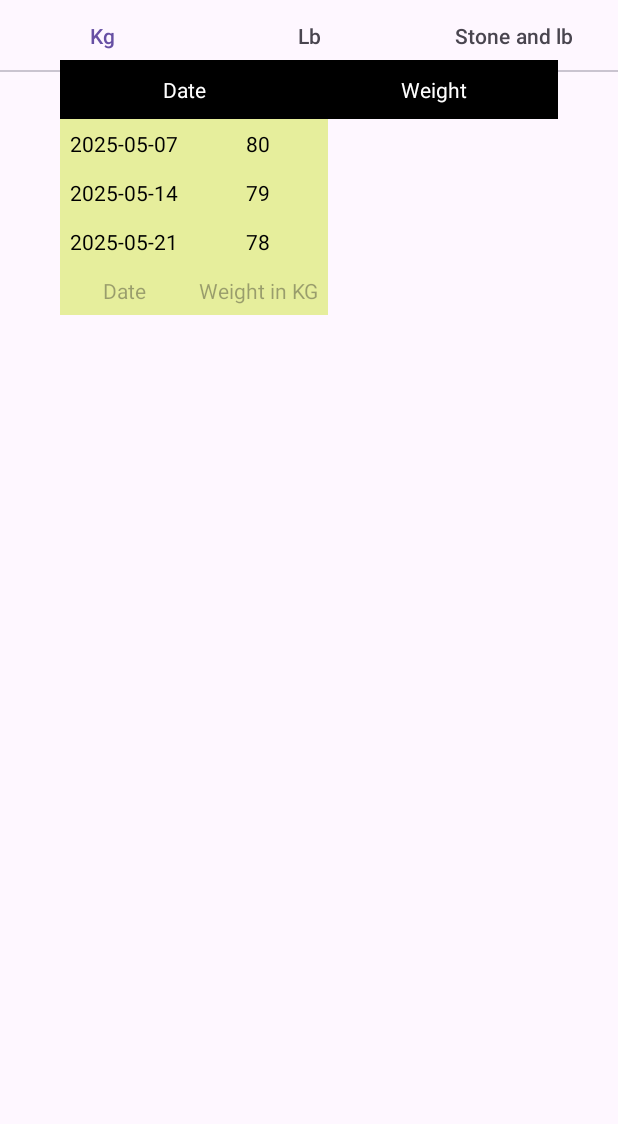
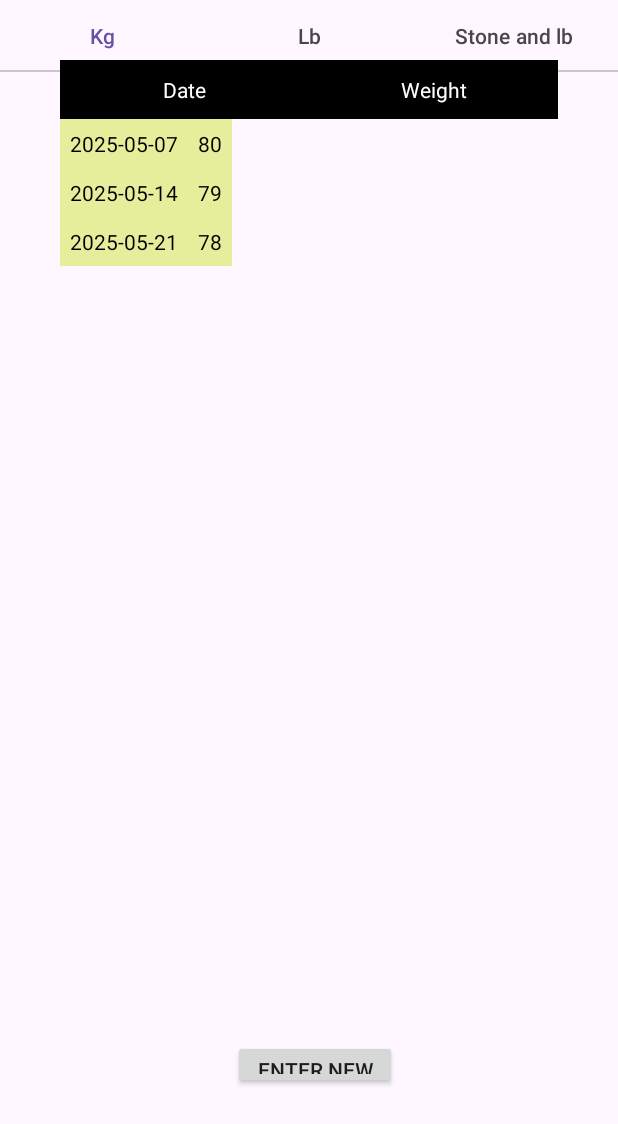
Before and after one commit to Sarah-L-Prentice/weight-loss-buddy, an Android app: the Tab1 screen opened directly, with no data from a screen before it, on a phone screen of 412 x 824 dp. Shown: the top 1124 px of the screen. Run offline under Robolectric (Android 15) with nearby library versions, the phone set to English and light mode, and no system bars.

Commit message:
Add in dialog. Database related classes

```diff
--- a/app/src/main/java/com/prenticeweb/weightlossbuddy/activity/Tab1.java
+++ b/app/src/main/java/com/prenticeweb/weightlossbuddy/activity/Tab1.java
@@ -1,75 +1,47 @@
 package com.prenticeweb.weightlossbuddy.activity;
 
+import android.app.Dialog;
 import android.content.Context;
 import android.graphics.Color;
 import android.os.Bundle;
-
-import androidx.annotation.NonNull;
-import androidx.annotation.Nullable;
-import androidx.fragment.app.Fragment;
-
-import android.text.InputType;
 import android.view.Gravity;
 import android.view.LayoutInflater;
 import android.view.View;
 import android.view.ViewGroup;
 import android.widget.Button;
-import android.widget.EditText;
 import android.widget.TableLayout;
 import android.widget.TableRow;
 import android.widget.TextView;
 
+import androidx.annotation.NonNull;
+import androidx.annotation.Nullable;
+import androidx.fragment.app.Fragment;
+import androidx.lifecycle.LiveData;
+
 import com.prenticeweb.weightlossbuddy.R;
+import com.prenticeweb.weightlossbuddy.room.entity.WeightMeasurement;
+import com.prenticeweb.weightlossbuddy.room.view.WeightViewModel;
+import com.prenticeweb.weightlossbuddy.unit.Unit;
+import com.prenticeweb.weightlossbuddy.unit.weight.Kilogram;
 
-/**
- * A simple {@link Fragment} subclass.
- * Use the {@link Tab1#newInstance} factory method to
- * create an instance of this fragment.
- */
+import java.util.List;
+import java.util.function.Function;
+
+
 public class Tab1 extends Fragment {
+    private Button newWeightBtn;
+    private static final String TAG = "Fragment1";
+//    private WeightViewModel viewModel;
+//    LiveData<List<WeightMeasurement>> weights;
 
-    // TODO: Rename parameter arguments, choose names that match
-    // the fragment initialization parameters, e.g. ARG_ITEM_NUMBER
-    private static final String ARG_PARAM1 = "param1";
-    private static final String ARG_PARAM2 = "param2";
+    private Function<WeightMeasurement, Unit> getUnit = (WeightMeasurement wm) -> new Kilogram(wm.getWeightKg());
 
-    // TODO: Rename and change types of parameters
-    private String mParam1;
-    private String mParam2;
-    private EditText enterDate;
-    private EditText enterWeight;
-    private Button saveButton;
-
-    public Tab1() {
-        // Required empty public constructor
-    }
-
-    /**
-     * Use this factory method to create a new instance of
-     * this fragment using the provided parameters.
-     *
-     * @param param1 Parameter 1.
-     * @param param2 Parameter 2.
-     * @return A new instance of fragment Tab.
-     */
-    // TODO: Rename and change types and number of parameters
-    public static Tab1 newInstance(String param1, String param2) {
-        Tab1 fragment = new Tab1();
-        Bundle args = new Bundle();
-        args.putString(ARG_PARAM1, param1);
-        args.putString(ARG_PARAM2, param2);
-        fragment.setArguments(args);
-        return fragment;
-    }
 
     @Override
     public void onCreate(Bundle savedInstanceState) {
         super.onCreate(savedInstanceState);
-        if (getArguments() != null) {
-            mParam1 = getArguments().getString(ARG_PARAM1);
-            mParam2 = getArguments().getString(ARG_PARAM2);
-        }
-
+//        WeightViewModel viewModel = new ViewModelProvider(this).get(WeightViewModel.class);
+//        this.viewModel = viewModel;
     }
 
     @Override
@@ -81,54 +53,66 @@ public class Tab1 extends Fragment {
 
     @Override
     public void onViewCreated(@NonNull View view, @Nullable Bundle savedInstanceState) {
+//        weights = viewModel.getReadAll();
+//        weights.observe(getViewLifecycleOwner(), new Observer<List<WeightMeasurement>>() {
+//            @Override
+//            public void onChanged(List<WeightMeasurement> weightMeasurements) {
+//                initTableView(view);
+//            }
+//        });
+        initTableView(view);
+        this.newWeightBtn = view.findViewById(R.id.newWeightRecord);
+        newWeightBtn.setOnClickListener(new View.OnClickListener(){
+            @Override
+            public void onClick(View v) {
+                showDialog();
+            }
+        });
+    }
+
+    private void initTableView(View view) {
+
         //random data
-        String[] dates = {"2025-05-07", "2025-05-14",
+        String[] dateArr = {"2025-05-07", "2025-05-14",
                 "2025-05-21"};
-        String[] weights = {"80", "79",
+        String[] weightArr = {"80", "79",
                 "78"};
 
         Context context = getActivity();
-
         TableLayout tableLayout = view.findViewById(R.id.tableLayout1);
 
-        for (int i = 0; i < dates.length; i++) {
+//        for (int i = 0; i < weights.getValue().size(); i++) {
+        for (int i = 0; i < weightArr.length; i++) {
             TableRow tableRow = new TableRow(context);
-
+//            WeightMeasurement wm = weights.getValue().get(i);
             TextView textViewDate = new TextView(context);
             setStyling(textViewDate);
-            textViewDate.setText(dates[i]);
+//            textViewDate.setText(wm.getDate().toString());
+            textViewDate.setText(dateArr[i]);
             tableRow.addView(textViewDate);
 
             TextView textViewWeight = new TextView(context);
             setStyling(textViewWeight);
-            textViewWeight.setText(weights[i]);
+//            textViewWeight.setText(getUnit.apply(wm).getFormattedUnit());
+            textViewWeight.setText(weightArr[i]);
             tableRow.addView(textViewWeight);
 
             tableLayout.addView(tableRow);
         }
-        TableRow tableRow = new TableRow(context);
+    }
 
-        EditText enterDate = new EditText(context);
-        setStyling(enterDate);
-        enterDate.setHint("Date");
-        enterDate.setInputType(InputType.TYPE_DATETIME_VARIATION_DATE);
-        tableRow.addView(enterDate);
-        this.enterDate = enterDate;
-
-        EditText enterWeight = new EditText(context);
-        setStyling(enterWeight);
-        enterWeight.setHint("Weight in KG");
-        enterWeight.setInputType(InputType.TYPE_NUMBER_FLAG_DECIMAL);
-        tableRow.addView(enterWeight);
-        this.enterWeight = enterWeight;
-
-        tableLayout.addView(tableRow);
-
-        this.saveButton = view.findViewById(R.id.button);
-        saveButton.setOnClickListener(new View.OnClickListener(){
+    private void showDialog() {
+        Dialog dialog = new Dialog(getActivity());
+        dialog.setContentView(R.layout.custom_dialog_enter_weight);
+        dialog.show();
+        Button saveButton = dialog.findViewById(R.id.save);
+        saveButton.setOnClickListener(new View.OnClickListener() {
             @Override
             public void onClick(View v) {
+                // Save to DB
 
+                // close dialog
+                dialog.dismiss();
             }
         });
     }
--- a/app/src/main/res/layout/fragment_tab_1.xml
+++ b/app/src/main/res/layout/fragment_tab_1.xml
@@ -38,7 +38,7 @@
     </TableLayout>
 
     <Button
-        android:id="@+id/button"
+        android:id="@+id/newWeightRecord"
         android:layout_width="109dp"
         android:layout_height="78dp"
         android:layout_below="@+id/tableLayout1"
@@ -49,6 +49,6 @@
         android:layout_marginTop="476dp"
         android:layout_marginEnd="147dp"
         android:layout_marginBottom="98dp"
-        android:text="Save" />
+        android:text="Enter new weight record" />
 
 </RelativeLayout>
```
Also changed, not shown: app/src/main/java/com/prenticeweb/weightlossbuddy/room/WeightDatabase.java (+20 -2 lines), app/src/main/java/com/prenticeweb/weightlossbuddy/room/dao/WeightDao.java (+8 -3 lines), app/src/main/java/com/prenticeweb/weightlossbuddy/room/entity/WeightMeasurement.java (+1 -19 lines), app/src/main/java/com/prenticeweb/weightlossbuddy/room/repository/WeightRepository.java (added, +37 -0 lines), app/src/main/java/com/prenticeweb/weightlossbuddy/room/view/WeightViewModel.java (added, +29 -0 lines), app/src/main/res/layout/custom_dialog_enter_weight.xml (added, +57 -0 lines).
